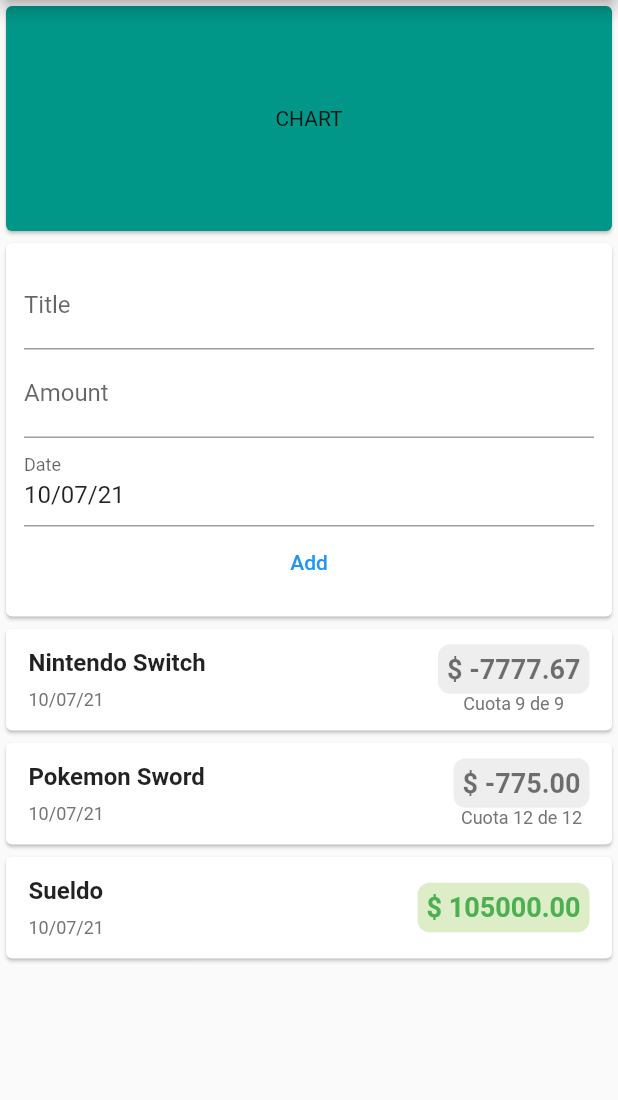
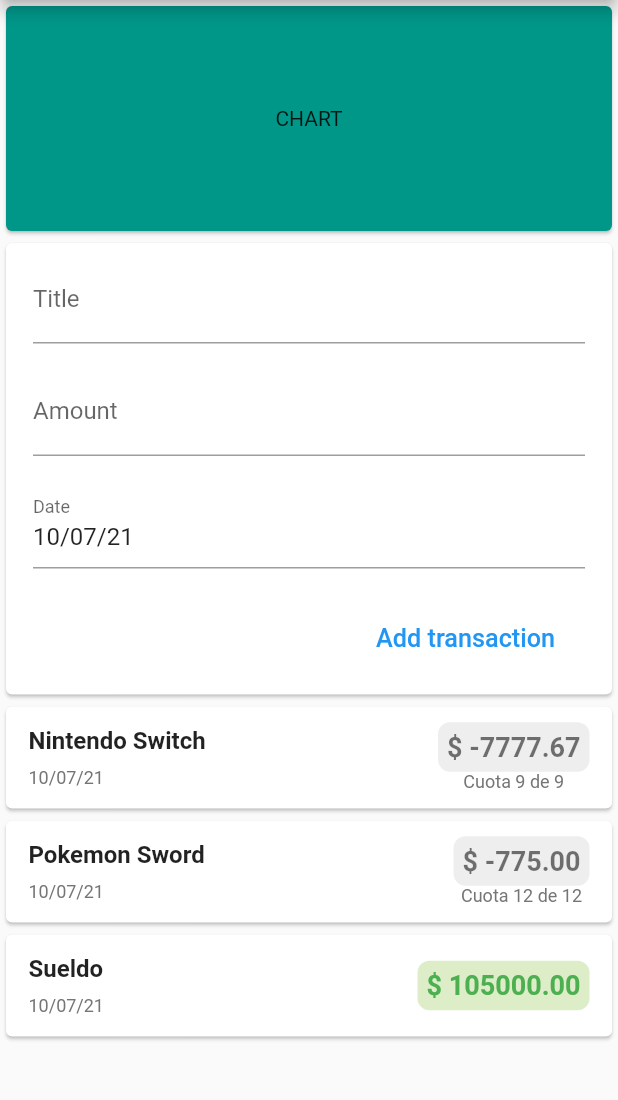
Before and after one commit to sanefc23/flutter_expense_tracker, a Flutter app: the screen it shows after launch, on a phone screen of 412 x 824 dp, the part 84-1184 px from its top. Run offline on Flutter 3.47's test engine with Material 2 defaults, Android fonts, the phone set to English and light mode, and no system bars.

```diff
--- a/lib/home_page.dart
+++ b/lib/home_page.dart
@@ -51,6 +51,7 @@ class _MyHomePageState extends State<MyHomePage> {
   @override
   Widget build(BuildContext context) {
     return Scaffold(
+      resizeToAvoidBottomInset: false,
       appBar: AppBar(
         title: Text('Expense Tracker'),
       ),
@@ -69,22 +70,30 @@ class _MyHomePageState extends State<MyHomePage> {
           //Text Inputs
           Card(
             child: Padding(
-              padding: const EdgeInsets.all(12.0),
+              padding: const EdgeInsets.symmetric(horizontal: 10.0),
               child: Column(
                 children: [
-                  TextField(
+                  Padding(
+                    padding: const EdgeInsets.all(8.0),
+                    child: TextField(
                       controller: titleController,
                       decoration: InputDecoration(
                         labelText: "Title",
                       ),
                     ),
-                  TextField(
+                  ),
+                  Padding(
+                    padding: const EdgeInsets.all(8.0),
+                    child: TextField(
                       controller: amountController,
                       decoration: InputDecoration(
                         labelText: "Amount",
                       ),
                     ),
-                  TextField(
+                  ),
+                  Padding(
+                    padding: const EdgeInsets.all(8.0),
+                    child: TextField(
                       controller: dateController,
                       onTap: () => showDatePicker(
                         context: context,
@@ -101,13 +110,31 @@ class _MyHomePageState extends State<MyHomePage> {
                         labelText: 'Date',
                       ),
                     ),
-                  TextButton(
+                  ),
+                  Container(
+                    width: double.infinity,
+                    child: Column(
+                      crossAxisAlignment: CrossAxisAlignment.end,
+                      children: [
+                        Padding(
+                          padding: const EdgeInsets.all(12.0),
+                          child: TextButton(
                             onPressed: () {
                               print(titleController.text);
                               print(amountController.text);
                               print(dateController.text);
                             },
-                    child: Text('Add'),
+                            child: Padding(
+                              padding: const EdgeInsets.all(8.0),
+                              child: Text(
+                                'Add transaction',
+                                textScaleFactor: 1.2,
+                              ),
+                            ),
+                          ),
+                        ),
+                      ],
+                    ),
                   ),
                 ],
               ),
```
Lines whose indentation alone changed are shown as unchanged.
